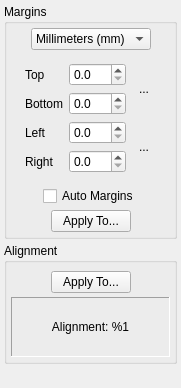
First picture: the form in src/core/filters/page_layout/ui/PageLayoutOptionsWidget.ui, repository ImageProcessing-ElectronicPublications/scantailor-deviant, before the edit.
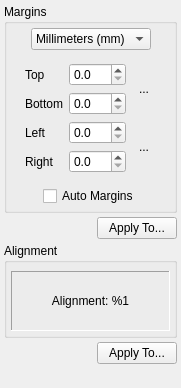
Second picture: the form after the edit. Icons and pictures are not drawn. Custom widgets are drawn as their Qt base class.

Commit message: Layout stage UI is unified with other stages

Patch:
```diff
--- a/src/core/filters/page_layout/ui/PageLayoutOptionsWidget.ui
+++ b/src/core/filters/page_layout/ui/PageLayoutOptionsWidget.ui
@@ -53,7 +53,7 @@
       <item>
        <layout class="QHBoxLayout" name="horizontalLayout">
         <item>
-         <spacer name="horizontalSpacer_4">
+         <spacer name="horizontalSpacer_5">
           <property name="orientation">
            <enum>Qt::Horizontal</enum>
           </property>
@@ -84,7 +84,7 @@
          </layout>
         </item>
         <item>
-         <spacer name="horizontalSpacer_2">
+         <spacer name="horizontalSpacer_4">
           <property name="orientation">
            <enum>Qt::Horizontal</enum>
           </property>
@@ -316,6 +316,9 @@
         </layout>
        </widget>
       </item>
+     </layout>
+    </widget>
+   </item>
       <item>
        <layout class="QHBoxLayout" name="horizontalLayout_5">
         <item>
@@ -338,23 +341,7 @@
           </property>
          </widget>
         </item>
-        <item>
-         <spacer name="horizontalSpacer_10">
-          <property name="orientation">
-           <enum>Qt::Horizontal</enum>
-          </property>
-          <property name="sizeHint" stdset="0">
-           <size>
-            <width>4</width>
-            <height>20</height>
-           </size>
-          </property>
-         </spacer>
-        </item>
-       </layout>
-      </item>
-     </layout>
-    </widget>
+    </layout>
    </item>
    <item>
     <widget class="QGroupBox" name="alignmentGroup">
@@ -380,43 +367,6 @@
       <item row="0" column="0">
        <widget class="AlignmentWidget" name="widgetAlignment" native="true"/>
       </item>
-      <item row="3" column="0">
-       <layout class="QHBoxLayout" name="horizontalLayout_6">
-        <item>
-         <spacer name="horizontalSpacer_11">
-          <property name="orientation">
-           <enum>Qt::Horizontal</enum>
-          </property>
-          <property name="sizeHint" stdset="0">
-           <size>
-            <width>4</width>
-            <height>20</height>
-           </size>
-          </property>
-         </spacer>
-        </item>
-        <item>
-         <widget class="QPushButton" name="applyAlignmentBtn">
-          <property name="text">
-           <string>Apply To...</string>
-          </property>
-         </widget>
-        </item>
-        <item>
-         <spacer name="horizontalSpacer_12">
-          <property name="orientation">
-           <enum>Qt::Horizontal</enum>
-          </property>
-          <property name="sizeHint" stdset="0">
-           <size>
-            <width>4</width>
-            <height>20</height>
-           </size>
-          </property>
-         </spacer>
-        </item>
-       </layout>
-      </item>
       <item row="4" column="0" rowspan="4">
        <widget class="QLabel" name="lblCurrentAlignment">
         <property name="sizePolicy">
@@ -460,6 +410,30 @@
      </layout>
     </widget>
    </item>
+   <item>
+    <layout class="QHBoxLayout" name="horizontalLayout_6">
+     <item>
+      <spacer name="horizontalSpacer_11">
+       <property name="orientation">
+        <enum>Qt::Horizontal</enum>
+       </property>
+       <property name="sizeHint" stdset="0">
+        <size>
+         <width>4</width>
+         <height>20</height>
+        </size>
+       </property>
+      </spacer>
+     </item>
+     <item>
+      <widget class="QPushButton" name="applyAlignmentBtn">
+       <property name="text">
+        <string>Apply To...</string>
+       </property>
+      </widget>
+     </item>
+    </layout>
+   </item>
    <item>
     <spacer name="verticalSpacer">
      <property name="orientation">
```
Lines whose indentation alone changed are shown as unchanged. The commit also changes 1 other file.
